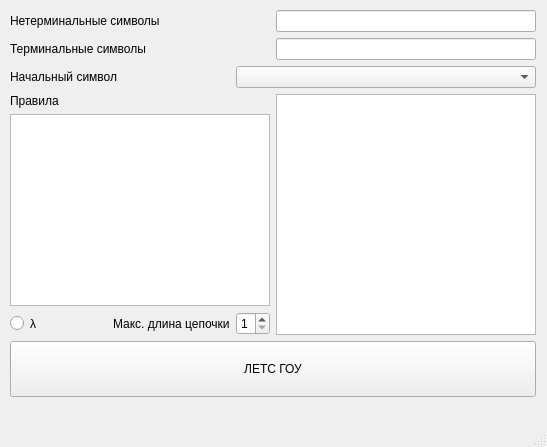
Qt form mainwindow.ui (Sigorut/-ontext-free-grammar) before a commit.
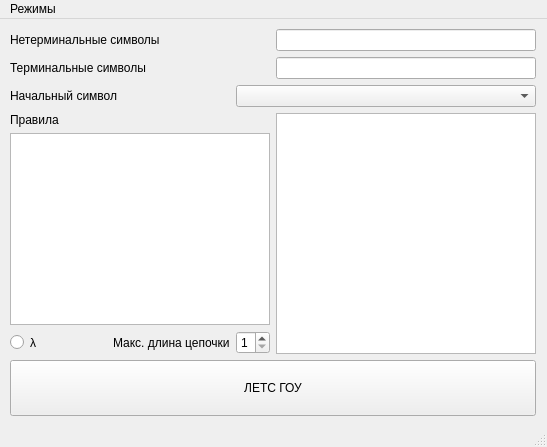
The same form after that commit.

Commit message: Основной алгоритм

What changed in the file:
```diff
--- a/mainwindow.ui
+++ b/mainwindow.ui
@@ -254,6 +254,14 @@
      <height>22</height>
     </rect>
    </property>
+   <widget class="QMenu" name="menu">
+    <property name="title">
+     <string>Режимы</string>
+    </property>
+    <addaction name="action_sample"/>
+    <addaction name="action_input"/>
+   </widget>
+   <addaction name="menu"/>
   </widget>
   <widget class="QStatusBar" name="statusbar"/>
  </widget>
```
Left out of the diff: 10 changed lines with no effect on the pictures. The commit also changes 2 other files.
